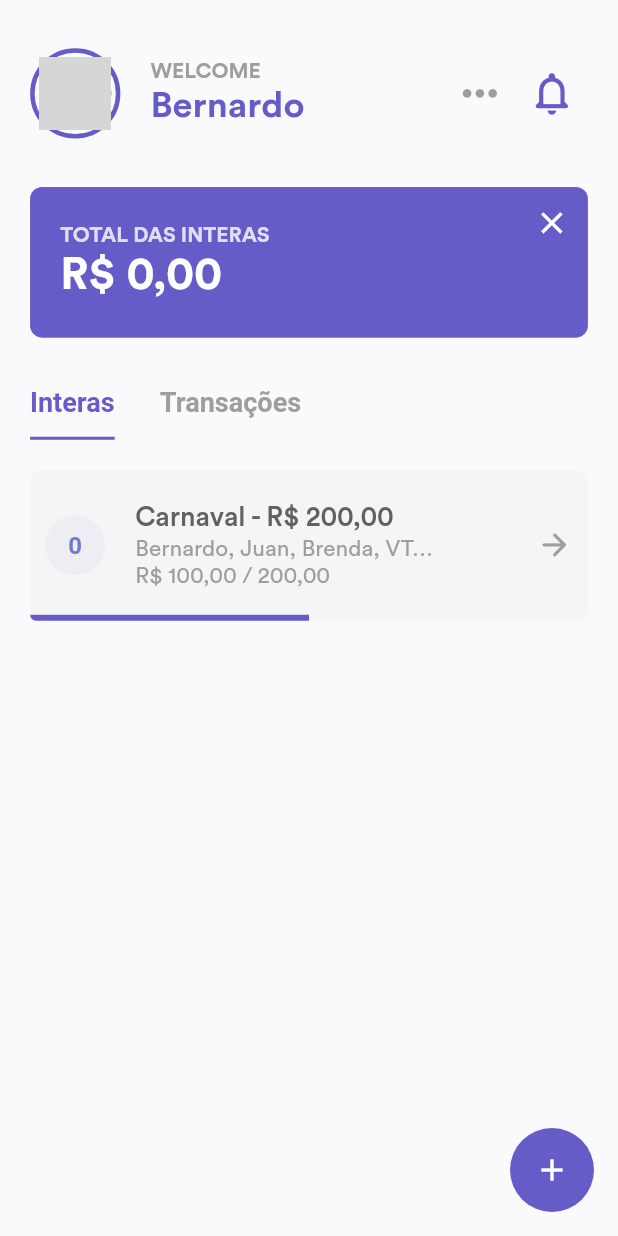
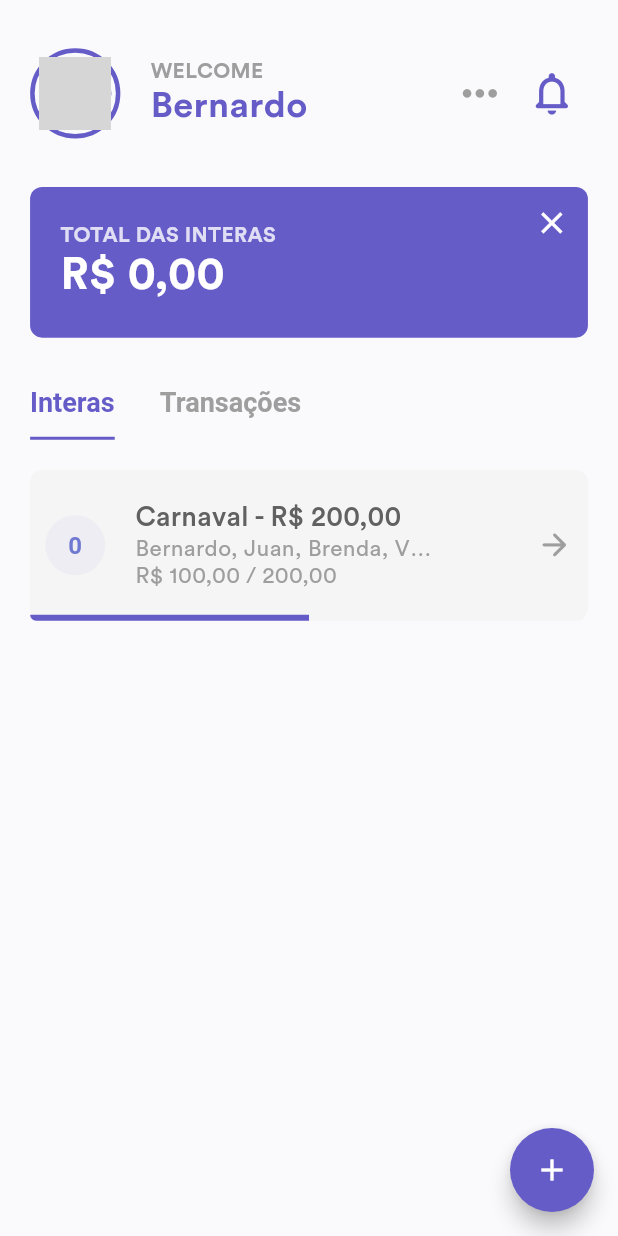
Before and after one commit to bernardoveras/intera-frontend, a Flutter app: the screen it shows after launch, on a phone screen of 412 x 824 dp. Run offline on Flutter 3.47's test engine with Material 2 defaults, Android fonts, the phone set to English and light mode, and no system bars; our stand-ins replace animate_do, cached_network_image, flutter_screenutil, get, get_storage; network calls fail; grey boxes are pictures that could not be loaded.

Commit message:
Alterado o tema para resolução do erro #9

```diff
--- a/lib/app.dart
+++ b/lib/app.dart
@@ -19,8 +19,8 @@ class App extends StatelessWidget {
           debugShowCheckedModeBanner: false,
           initialRoute: initialRoute,
           getPages: Navigation.routes,
-          theme: AppTheme.light(context),
-          darkTheme: AppTheme.dark(context),
+          theme: AppTheme.light,
+          darkTheme: AppTheme.dark,
           builder: (context, child) => GestureDetector(
             onTap: () {
               FocusManager.instance.primaryFocus?.unfocus();
--- a/lib/shared/mixins/theme_mixin.dart
+++ b/lib/shared/mixins/theme_mixin.dart
@@ -1,15 +1,24 @@
 import 'package:flutter/material.dart';
 import 'package:get/get.dart';
+import 'package:intera/shared/settings.dart';
+import '../../domain/services/local_storage_service.dart';
 
 mixin ThemeMixin {
   void changeTheme([ThemeMode? theme]) {
     if (theme != null) {
       Get.changeThemeMode(theme);
+      Settings.theme = theme;
     } else {
-      if (Get.isDarkMode)
+      if (Get.isDarkMode) {
         Get.changeThemeMode(ThemeMode.light);
-      else
+        Settings.theme = ThemeMode.light;
+      } else {
         Get.changeThemeMode(ThemeMode.dark);
+        Settings.theme = ThemeMode.dark;
+      }
     }
+    ILocalStorage storage = Get.find();
+    storage.add('theme', Settings.theme.index.toString());
   }
+
 }
--- a/lib/shared/settings.dart
+++ b/lib/shared/settings.dart
@@ -1,5 +1,8 @@
+import 'package:flutter/material.dart';
+
 class Settings {
+  static ThemeMode theme = ThemeMode.light;
   static String username = 'Bernardo';
-  static String? usernameImage = 'https://avatars.githubusercontent.com/u/56937988?s=460&u=cf67cf7b78fc452958f03c63b16f29bb91881449&v=4';
-
+  static String? usernameImage =
+      'https://avatars.githubusercontent.com/u/56937988?s=460&u=cf67cf7b78fc452958f03c63b16f29bb91881449&v=4';
 }
--- a/lib/shared/theme/theme.dart
+++ b/lib/shared/theme/theme.dart
@@ -23,80 +23,252 @@ class AppTheme {
   static Color backgroundDark = Color(0xFF17191F);
 
   /// Init `theme light data` from application
-  static ThemeData light(BuildContext context) {
-    return ThemeData(
+  static final ThemeData light = ThemeData(
+    appBarTheme: AppBarTheme(
+      actionsIconTheme: IconThemeData(),
       brightness: Brightness.light,
+      iconTheme: IconThemeData(),
+      textTheme: TextTheme(),
+    ),
     primaryColor: primary,
     primaryColorDark: primaryDark,
     primaryColorLight: primaryLight,
+    accentColorBrightness: Brightness.light,
+    backgroundColor: background,
+    buttonColor: primary,
+    floatingActionButtonTheme: FloatingActionButtonThemeData(),
+    accentColor: primary,
+    splashColor: primary,
     scaffoldBackgroundColor: background,
-      dialogBackgroundColor: background,
-      backgroundColor: background,
-      accentColor: secondary,
-      appBarTheme: _appBarTheme(context),
-      textTheme: _textTheme(context),
-      floatingActionButtonTheme: FloatingActionButtonThemeData(
-        backgroundColor: primary,
-        elevation: 0,
-        hoverElevation: 0,
-        focusElevation: 0,
-        highlightElevation: 0,
-        disabledElevation: 0,
-        foregroundColor: Colors.white,
-        hoverColor:  Colors.transparent,
-        focusColor: Colors.transparent,
-        splashColor:  Colors.transparent,
+    cardColor: Colors.white,
+    cardTheme: CardTheme(
+      color: Colors.white,
     ),
+    iconTheme: IconThemeData(),
+    textTheme: TextTheme(
+      headline1: TextStyle(
+        fontFamily: 'Circular',
+        fontSize: 96,
+        fontWeight: FontWeight.w300,
+        letterSpacing: -1.5,
+      ),
+      headline2: TextStyle(
+        fontFamily: 'Circular',
+        fontSize: 60,
+        fontWeight: FontWeight.w300,
+        letterSpacing: -0.5,
+      ),
+      headline3: TextStyle(
+        fontFamily: 'Circular',
+        fontSize: 48,
+        fontWeight: FontWeight.w400,
+        letterSpacing: 0,
+      ),
+      headline4: TextStyle(
+        fontFamily: 'Circular',
+        fontSize: 34,
+        fontWeight: FontWeight.w400,
+        letterSpacing: 0.25,
+      ),
+      headline5: TextStyle(
+        fontFamily: 'Circular',
+        fontSize: 24,
+        fontWeight: FontWeight.w400,
+        letterSpacing: 0,
+      ),
+      headline6: TextStyle(
+        fontFamily: 'Circular',
+        fontSize: 20,
+        fontWeight: FontWeight.w500,
+        letterSpacing: 0.15,
+      ),
+      subtitle1: TextStyle(
+          fontFamily: 'Circular',
+          fontSize: 16,
+          fontWeight: FontWeight.w400,
+          letterSpacing: 0.15),
+      subtitle2: TextStyle(
+        fontFamily: 'Circular',
+        fontSize: 14,
+        fontWeight: FontWeight.w500,
+        letterSpacing: 0.1,
+      ),
+      bodyText1: TextStyle(
+          fontFamily: 'Circular',
+          fontSize: 16,
+          fontWeight: FontWeight.w400,
+          letterSpacing: 0.5),
+      bodyText2: TextStyle(
+        fontFamily: 'Circular',
+        fontSize: 14,
+        fontWeight: FontWeight.w400,
+        letterSpacing: 0.25,
+      ),
+      button: TextStyle(
+        fontFamily: 'Circular',
+        fontSize: 14,
+        fontWeight: FontWeight.w500,
+        letterSpacing: 1.25,
+      ),
+      caption: TextStyle(
+        fontFamily: 'Circular',
+        fontSize: 12,
+        fontWeight: FontWeight.w400,
+        letterSpacing: 0.4,
+      ),
+      overline: TextStyle(
+        fontFamily: 'Circular',
+        fontSize: 10,
+        fontWeight: FontWeight.w400,
+        letterSpacing: 1.5,
+      ),
+    ),
+    buttonTheme: ButtonThemeData(),
   );
-  }
 
   /// Init `theme dark data` from application
-  static ThemeData dark(BuildContext context) {
-    return Theme.of(context).copyWith(
+  static final ThemeData dark = ThemeData(
+    appBarTheme: AppBarTheme(
+      actionsIconTheme: IconThemeData(),
       brightness: Brightness.dark,
+      color: primary,
+      iconTheme: IconThemeData(),
+      textTheme: TextTheme(),
+    ),
     primaryColor: primary,
     primaryColorDark: primaryDark,
     primaryColorLight: primaryLight,
+    accentColorBrightness: Brightness.dark,
+    backgroundColor: backgroundDark,
+    buttonColor: primary,
+    dividerColor: Colors.white30,
+    floatingActionButtonTheme: FloatingActionButtonThemeData(),
+    accentColor: primary,
+    splashColor: primary,
     scaffoldBackgroundColor: backgroundDark,
-      dialogBackgroundColor: backgroundDark,
-      backgroundColor: backgroundDark,
-      appBarTheme: _appBarTheme(context),
-      textTheme: _textTheme(context),
-      floatingActionButtonTheme: FloatingActionButtonThemeData(
-        backgroundColor: primary,
-        elevation: 0,
-        hoverElevation: 0,
-        focusElevation: 0,
-        highlightElevation: 0,
-        disabledElevation: 0,
-        foregroundColor: Colors.white,
-        hoverColor:  Colors.transparent,
-        focusColor: Colors.transparent,
-        splashColor:  Colors.transparent,
+    cardColor: Colors.grey.shade900,
+    cardTheme: CardTheme(
+      color: Colors.grey.shade900,
+    ),
+    iconTheme: IconThemeData(),
+    textTheme: TextTheme(
+      headline1: TextStyle(
+        fontFamily: 'Circular',
+        fontSize: 96,
+        fontWeight: FontWeight.w300,
+        letterSpacing: -1.5,
+        color: Colors.white12,
+      ),
+      headline2: TextStyle(
+        fontFamily: 'Circular',
+        fontSize: 60,
+        fontWeight: FontWeight.w300,
+        letterSpacing: -0.5,
+        color: Colors.white24,
+      ),
+      headline3: TextStyle(
+        fontFamily: 'Circular',
+        fontSize: 48,
+        fontWeight: FontWeight.w400,
+        letterSpacing: 0,
+        color: Colors.white30,
+      ),
+      headline4: TextStyle(
+        fontFamily: 'Circular',
+        fontSize: 34,
+        fontWeight: FontWeight.w400,
+        letterSpacing: 0.25,
+        color: Colors.white24,
+      ),
+      headline5: TextStyle(
+        fontFamily: 'Circular',
+        fontSize: 24,
+        fontWeight: FontWeight.w400,
+        letterSpacing: 0,
+        color: Colors.white70,
+      ),
+      headline6: TextStyle(
+        fontFamily: 'Circular',
+        fontSize: 20,
+        fontWeight: FontWeight.w500,
+        letterSpacing: 0.15,
+        color: Colors.white,
+      ),
+      subtitle1: TextStyle(
+        fontFamily: 'Circular',
+        fontSize: 16,
+        fontWeight: FontWeight.w400,
+        letterSpacing: 0.15,
+        color: Colors.white,
+      ),
+      subtitle2: TextStyle(
+        fontFamily: 'Circular',
+        fontSize: 14,
+        fontWeight: FontWeight.w500,
+        letterSpacing: 0.1,
+        color: Colors.white,
+      ),
+      bodyText1: TextStyle(
+        fontFamily: 'Circular',
+        fontSize: 16,
+        fontWeight: FontWeight.w400,
+        letterSpacing: 0.5,
+        color: Colors.white,
+      ),
+      bodyText2: TextStyle(
+        fontFamily: 'Circular',
+        fontSize: 14,
+        fontWeight: FontWeight.w400,
+        letterSpacing: 0.25,
+        color: Colors.white,
+      ),
+      button: TextStyle(
+        fontFamily: 'Circular',
+        fontSize: 14,
+        fontWeight: FontWeight.w500,
+        letterSpacing: 1.25,
+        color: Colors.white,
+      ),
+      caption: TextStyle(
+        fontFamily: 'Circular',
+        fontSize: 12,
+        fontWeight: FontWeight.w400,
+        letterSpacing: 0.4,
+        color: Colors.white30,
+      ),
+      overline: TextStyle(
+        fontFamily: 'Circular',
+        fontSize: 10,
+        fontWeight: FontWeight.w400,
+        letterSpacing: 1.5,
+        color: Colors.white24,
+      ),
+    ),
+    buttonTheme: ButtonThemeData(
+      buttonColor: primary,
     ),
   );
+
+  // static AppBarTheme? _appBarTheme(BuildContext context) {
+  //   return AppBarTheme(
+  //     textTheme: Theme.of(context).textTheme.apply(
+  //           fontFamily: 'Circular',
+  //           bodyColor: Colors.white,
+  //           displayColor: Colors.white,
+  //           decoration: TextDecoration.none,
+  //         ),
+  //     brightness: Brightness.dark,
+  //     color: primary,
+  //     foregroundColor: Colors.white,
+  //     elevation: 0,
+  //     centerTitle: true,
+  //   );
+  // }
+
+  // static TextTheme _textTheme(BuildContext context) {
+  //   return Theme.of(context).textTheme.apply(
+  //         fontFamily: 'Circular',
+  //         decoration: TextDecoration.none,
+  //       );
+  // }
 }
-
-  static AppBarTheme? _appBarTheme(BuildContext context) {
-    return AppBarTheme(
-      textTheme: Theme.of(context).textTheme.apply(
-            fontFamily: 'Circular',
-            bodyColor: Colors.white,
-            displayColor: Colors.white,
-            decoration: TextDecoration.none,
-          ),
-      brightness: Brightness.dark,
-      color: primary,
-      foregroundColor: Colors.white,
-      elevation: 0,
-      centerTitle: true,
-    );
-  }
-
-  static TextTheme _textTheme(BuildContext context) {
-    return Theme.of(context).textTheme.apply(
-          fontFamily: 'Circular',
-          decoration: TextDecoration.none,
-        );
-  }
-}
```
Lines whose indentation alone changed are shown as unchanged.
